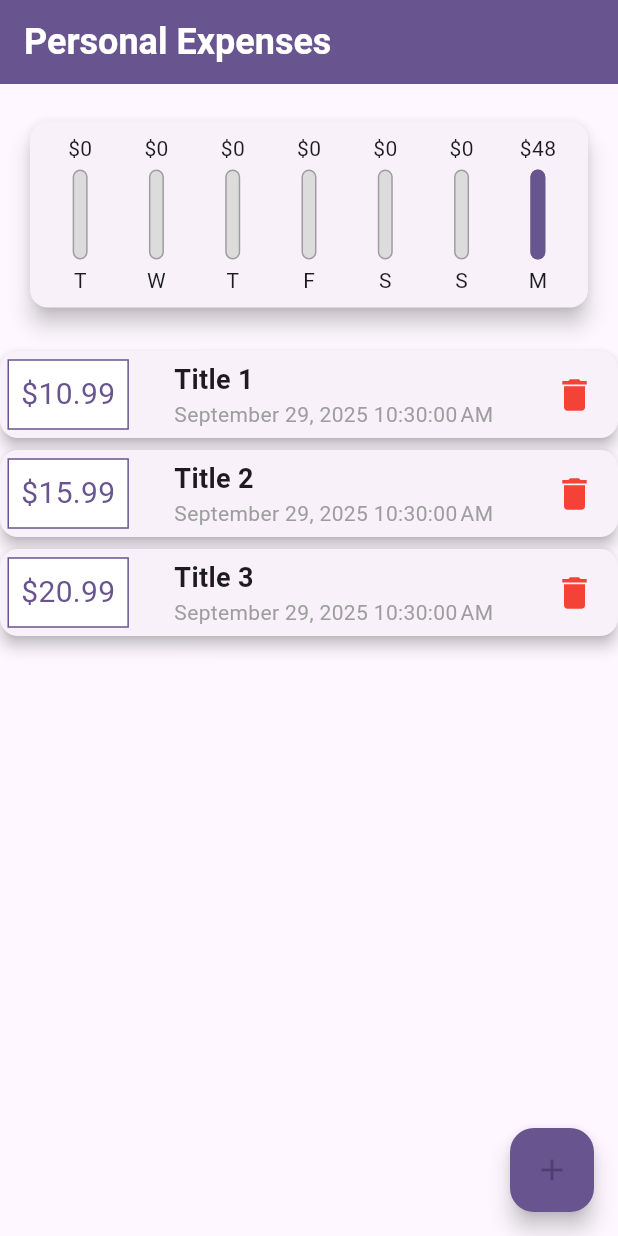
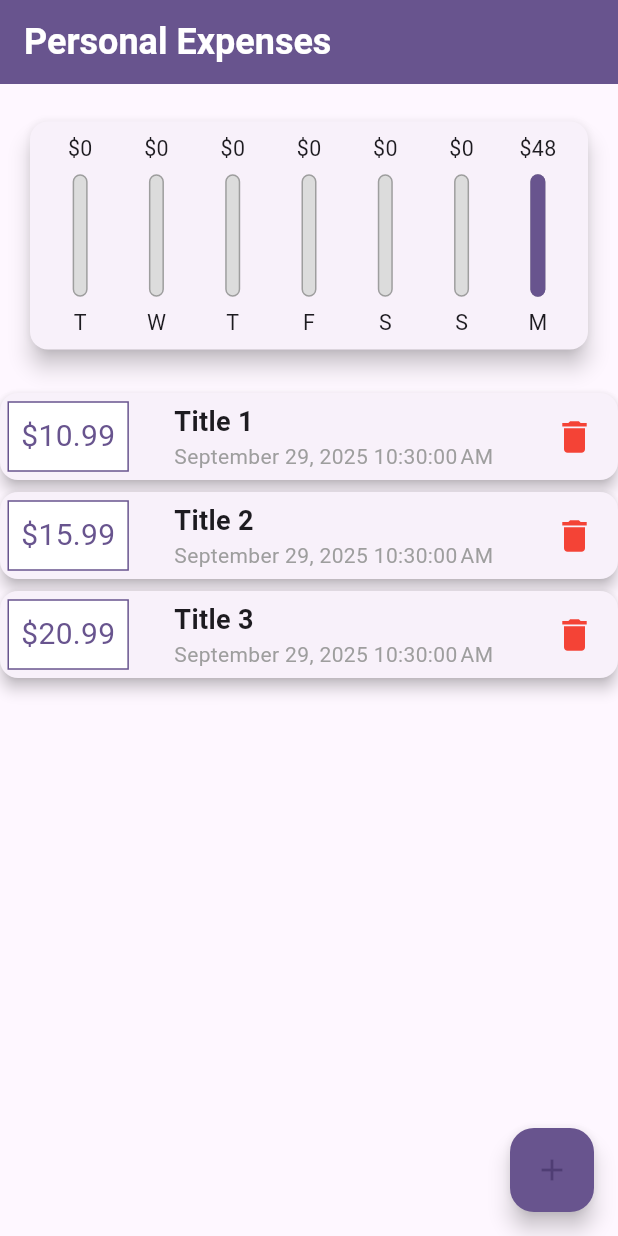
Before and after one commit to rasathelamedude/flutter-expense-tracker, a Flutter app: the screen it shows after launch, on a phone screen of 412 x 824 dp. Run offline on Flutter 3.47's test engine with Material 3 defaults, Android fonts, the phone set to English and light mode, and no system bars.

Commit message:
UI Tweaks

```diff
--- a/lib/main.dart
+++ b/lib/main.dart
@@ -83,18 +83,26 @@ class _HomePageState extends State<HomePage> {
 
   @override
   Widget build(BuildContext context) {
+    final appBar = AppBar(
+      title: Text(
+        "Personal Expenses",
+        style: TextStyle(color: Colors.white, fontSize: 24),
+      ),
+      backgroundColor: Theme.of(context).colorScheme.primary,
+    );
+
     return Scaffold(
-      appBar: AppBar(
-        title: Text(
-          "Personal Expenses",
-          style: TextStyle(color: Colors.white, fontSize: 24),
-        ),
-        backgroundColor: Theme.of(context).colorScheme.primary,
-      ),
+      appBar: appBar,
+
       body: Column(
         children: [
           // Chart View
           Container(
+            height:
+                (MediaQuery.of(context).size.height -
+                    appBar.preferredSize.height -
+                    MediaQuery.of(context).padding.top) *
+                0.25,
             margin: EdgeInsets.symmetric(vertical: 5),
             child: Chart(recentTransactions: _recentTransactions),
           ),
--- a/lib/widgets/chart_bar.dart
+++ b/lib/widgets/chart_bar.dart
@@ -14,22 +14,24 @@ class ChartBar extends StatelessWidget {
 
   @override
   Widget build(BuildContext context) {
+    return LayoutBuilder(
+      builder: (context, constraints) {
         return Column(
           children: [
             // Total Amount Spent
             Container(
-          height: 20,
+              height: constraints.maxHeight * 0.15,
               child: FittedBox(
                 child: Text("\$${spendingAmount!.toStringAsFixed(0)}"),
               ),
             ),
 
             // Spacing
-        SizedBox(height: 4),
+            SizedBox(height: constraints.maxHeight * 0.05),
 
             // Bar
             Container(
-          height: 60,
+              height: constraints.maxHeight * 0.6,
               width: 10,
               child: Stack(
                 children: [
@@ -54,11 +56,16 @@ class ChartBar extends StatelessWidget {
             ),
 
             // Spacing
-        SizedBox(height: 4),
+            SizedBox(height: constraints.maxHeight * 0.05),
 
             // Day of the week
-        Text(label!),
+            Container(
+              height: constraints.maxHeight * 0.15,
+              child: FittedBox(child: Text(label!)),
+            ),
           ],
+        );
+      },
     );
   }
 }
```
Lines whose indentation alone changed are shown as unchanged.
